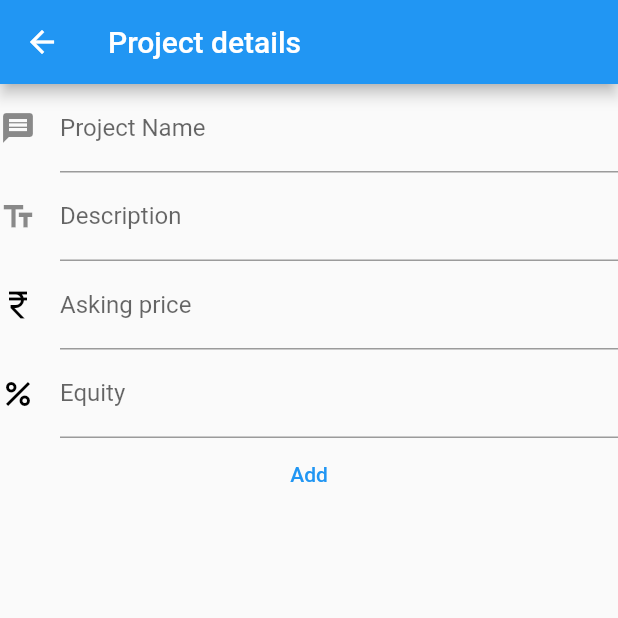
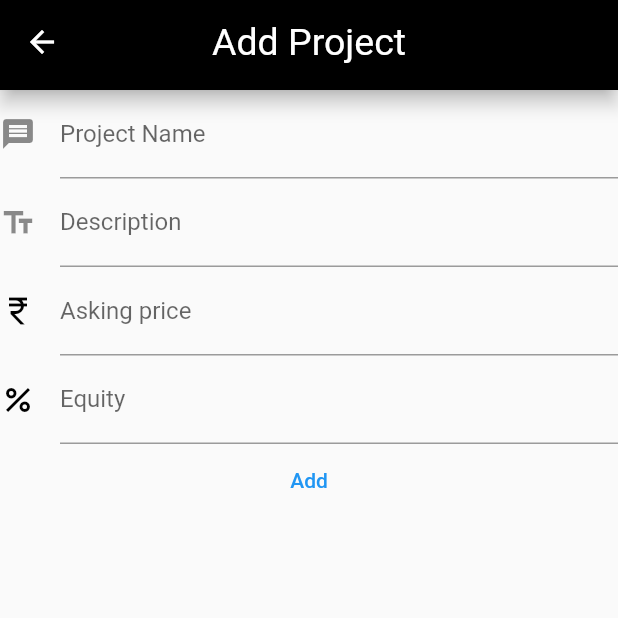
Before and after one commit to PBL-1F12022/Flutter-App, a Flutter app: the ProjectEnterScreen screen opened by its route, on a phone screen of 412 x 824 dp, the top half of it. Run offline on Flutter 3.47's test engine with Material 2 defaults, Android fonts, the phone set to English and light mode, and no system bars; our stand-ins replace flutter_advanced_drawer, flutter_secure_storage, fluttertoast, percent_indicator; accounts and stored records are empty.

Commit message:
Custom app bar

```diff
--- a/lib/Screens/coins/coins.dart
+++ b/lib/Screens/coins/coins.dart
@@ -4,6 +4,7 @@ import 'package:flutter/material.dart';
 import 'package:flutter_secure_storage/flutter_secure_storage.dart';
 import 'package:fluttertoast/fluttertoast.dart';
 import 'package:http/http.dart' as http;
+import 'package:pbl2022_app/Widgets/appbar.dart';
 
 import '../../constants/urls.dart';
 
@@ -149,10 +150,7 @@ class _CoinsState extends State<Coins> {
   Widget build(BuildContext context) {
     final size = MediaQuery.of(context).size;
     return Scaffold(
-      appBar: AppBar(
-        title: const Text("Coin Portal"),
-        centerTitle: true,
-      ),
+      appBar: CustomAppBar(title: 'Coin Portal'),
       body: _load
           ? const Center(
               child: CircularProgressIndicator(),
--- a/lib/Screens/profile.dart
+++ b/lib/Screens/profile.dart
@@ -4,6 +4,7 @@ import 'package:flutter/material.dart';
 import 'package:flutter_secure_storage/flutter_secure_storage.dart';
 import 'package:fluttertoast/fluttertoast.dart';
 import 'package:http/http.dart' as http;
+import 'package:pbl2022_app/Widgets/appbar.dart';
 
 import '../constants/urls.dart';
 
@@ -87,6 +88,7 @@ class _ProfileState extends State<Profile> {
   Widget build(BuildContext context) {
     return SafeArea(
       child: Scaffold(
+        appBar: CustomAppBar(title: 'My Profile'),
         body: Container(
           height: MediaQuery.of(context).size.height,
           decoration: BoxDecoration(
--- a/lib/Screens/project_enter_screen.dart
+++ b/lib/Screens/project_enter_screen.dart
@@ -4,6 +4,7 @@ import 'dart:convert';
 
 import 'package:flutter/material.dart';
 import 'package:flutter_secure_storage/flutter_secure_storage.dart';
+import 'package:pbl2022_app/Widgets/appbar.dart';
 import 'package:pbl2022_app/constants/size_constants.dart';
 import 'package:pbl2022_app/constants/urls.dart';
 import 'package:http/http.dart' as http;
@@ -58,7 +59,7 @@ class _ProjectEnterScreenState extends State<ProjectEnterScreen> {
     SizeConfig.init(context);
     return SafeArea(
       child: Scaffold(
-        appBar: AppBar(title: Text('Project details')),
+        appBar: CustomAppBar(title: 'Add Project'),
         body: Form(
           child: Column(
             children: [
--- /dev/null
+++ b/lib/Widgets/appbar.dart
@@ -0,0 +1,29 @@
+import 'package:flutter/material.dart';
+
+class CustomAppBar extends StatelessWidget implements PreferredSizeWidget {
+  final String title;
+  final bool isToShow;
+  const CustomAppBar({
+    Key? key,
+    required this.title,
+    this.isToShow = true,
+  }) : super(key: key);
+
+  @override
+  Size get preferredSize => Size.fromHeight(60);
+
+  @override
+  Widget build(BuildContext context) {
+    return AppBar(
+      backgroundColor: Colors.black,
+      automaticallyImplyLeading: true,
+      centerTitle: true,
+      titleSpacing: 0,
+      elevation: 5,
+      titleTextStyle: TextStyle(
+        fontSize: 25,
+      ),
+      title: Text(title),
+    );
+  }
+}
```
Also changed, not shown: lib/Screens/home_scr_entrepreneur.dart (+10 -5 lines), lib/Screens/home_scr_investor.dart (+19 -5 lines), lib/Widgets/drawer.dart (+7 -2 lines).
